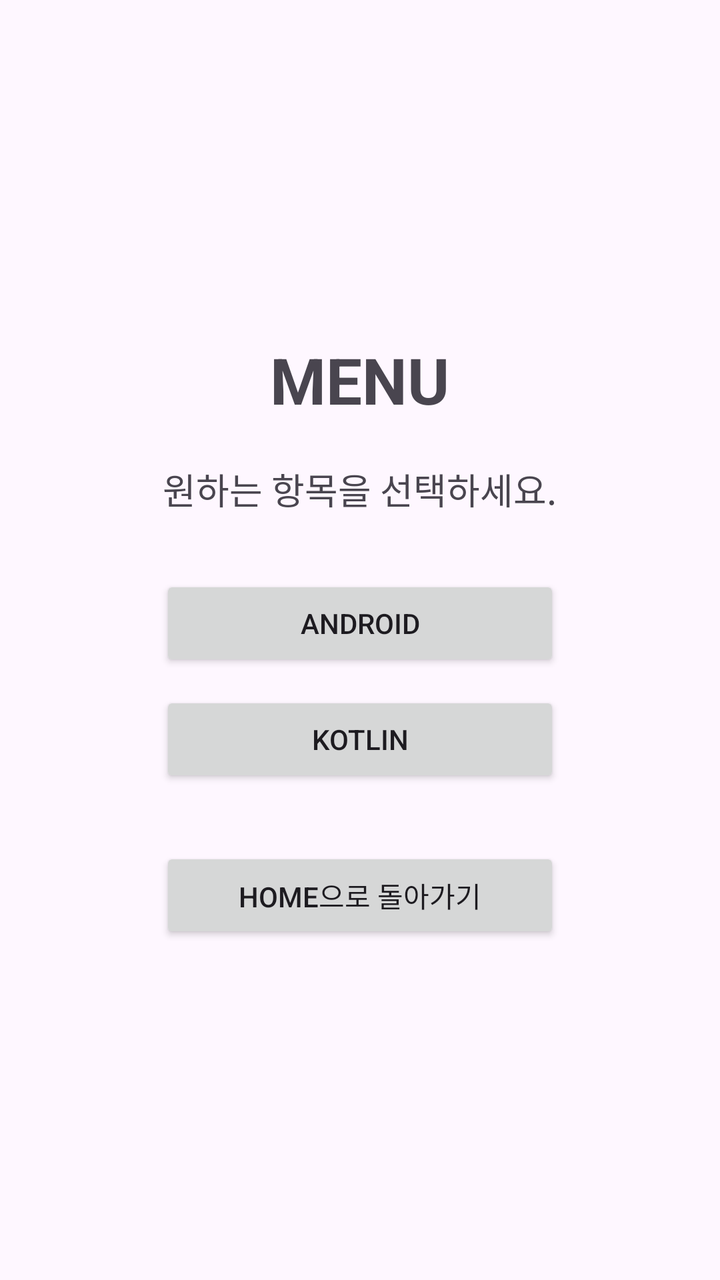
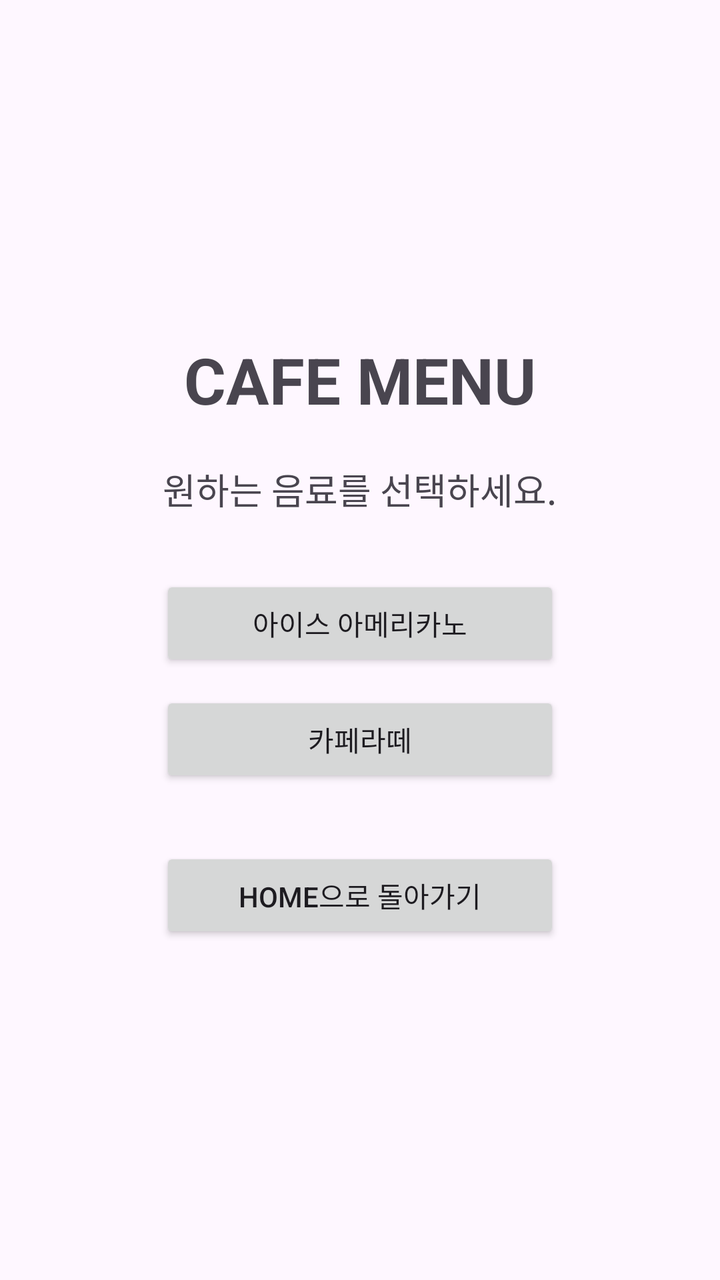

The first picture is an Android layout as it rendered before a commit; the second is the same layout after the commit. The layout source and the unified diff follow.
<!-- AndroidManifest.xml: application theme Theme.MyNavigationAPP -->
<!-- res/layout/fragment_menu.xml -->
<?xml version="1.0" encoding="utf-8"?>


<LinearLayout
    xmlns:android="http://schemas.android.com/apk/res/android"
    android:layout_width="match_parent"
    android:layout_height="match_parent"
    android:orientation="vertical"
    android:gravity="center"
    android:padding="24dp">

    <TextView
        android:layout_width="wrap_content"
        android:layout_height="wrap_content"
        android:text="MENU"
        android:textSize="32sp"
        android:textStyle="bold" />

    <TextView
        android:layout_width="wrap_content"
        android:layout_height="wrap_content"
        android:text="원하는 항목을 선택하세요."
        android:textSize="18sp"
        android:layout_marginTop="20dp" />

    <Button
        android:id="@+id/btnAndroid"
        android:layout_width="200dp"
        android:layout_height="wrap_content"
        android:text="Android"
        android:layout_marginTop="30dp" />

    <Button
        android:id="@+id/btnKotlin"
        android:layout_width="200dp"
        android:layout_height="wrap_content"
        android:text="Kotlin"
        android:layout_marginTop="10dp" />

    <Button
        android:id="@+id/btnBackHome"
        android:layout_width="200dp"
        android:layout_height="wrap_content"
        android:text="HOME으로 돌아가기"
        android:layout_marginTop="30dp" />

</LinearLayout>
<!-- resources referenced by this layout -->
<resources>
  <style name="Theme.MyNavigationAPP" parent="Base.Theme.MyNavigationAPP" />
  <style name="Base.Theme.MyNavigationAPP" parent="Theme.Material3.DayNight.NoActionBar">
          
          
      </style>
</resources>

<!-- the commit's change to res/layout/fragment_menu.xml (unified diff, before → after) -->
@@ -1,5 +1,4 @@
 <?xml version="1.0" encoding="utf-8"?>
-
 
 <LinearLayout
     xmlns:android="http://schemas.android.com/apk/res/android"
@@ -12,29 +11,29 @@
     <TextView
         android:layout_width="wrap_content"
         android:layout_height="wrap_content"
-        android:text="MENU"
+        android:text="CAFE MENU"
         android:textSize="32sp"
         android:textStyle="bold" />
 
     <TextView
         android:layout_width="wrap_content"
         android:layout_height="wrap_content"
-        android:text="원하는 항목을 선택하세요."
+        android:text="원하는 음료를 선택하세요."
         android:textSize="18sp"
         android:layout_marginTop="20dp" />
 
     <Button
-        android:id="@+id/btnAndroid"
+        android:id="@+id/btnAmericano"
         android:layout_width="200dp"
         android:layout_height="wrap_content"
-        android:text="Android"
+        android:text="아이스 아메리카노"
         android:layout_marginTop="30dp" />
 
     <Button
-        android:id="@+id/btnKotlin"
+        android:id="@+id/btnLatte"
         android:layout_width="200dp"
         android:layout_height="wrap_content"
-        android:text="Kotlin"
+        android:text="카페라떼"
         android:layout_marginTop="10dp" />
 
     <Button
